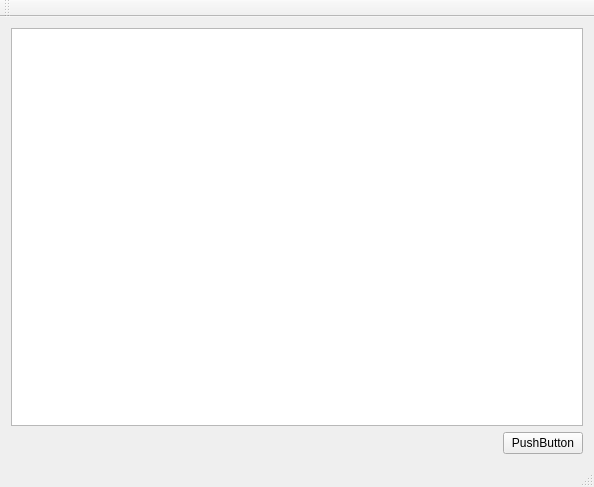
Old version of the form bpv2/MainWindow.ui in the repository dikkat/bitirme.
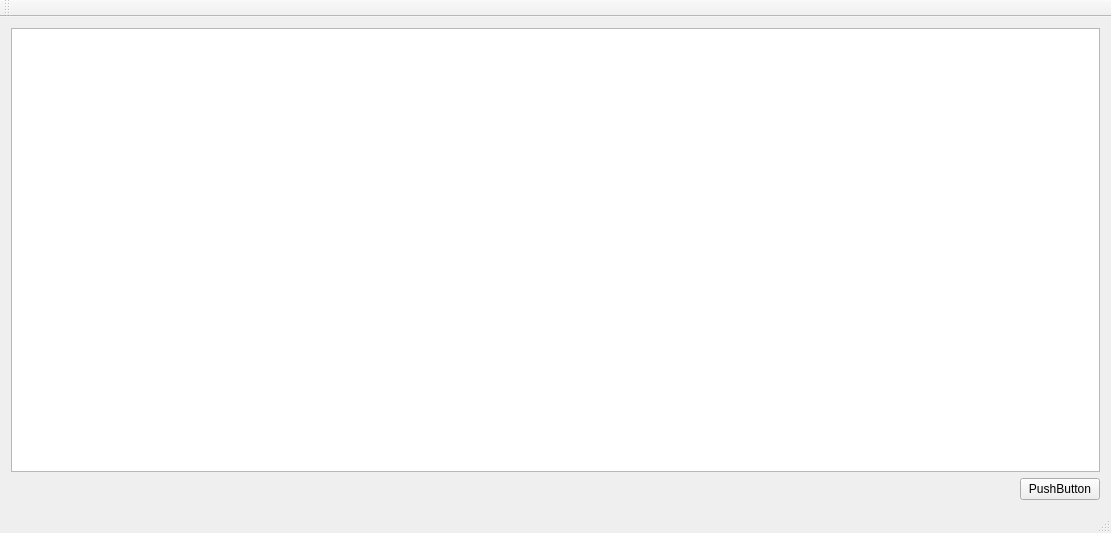
New version of the form.

The edit to the form file:
```diff
--- a/bpv2/MainWindow.ui
+++ b/bpv2/MainWindow.ui
@@ -6,8 +6,8 @@
    <rect>
     <x>0</x>
     <y>0</y>
-    <width>594</width>
-    <height>487</height>
+    <width>1111</width>
+    <height>533</height>
    </rect>
   </property>
   <property name="windowTitle">
```
Left out of the diff: 2 changed lines with no effect on the pictures.
